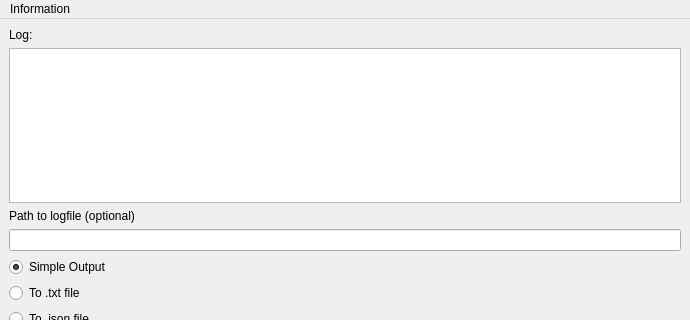
The window that akumapy.ui (PanickingLynx/LookupPy) describes before a commit, drawn with Qt 5; both pictures show x 0 to 690 and y 0 to 320 of the 690 by 584 pixel window.
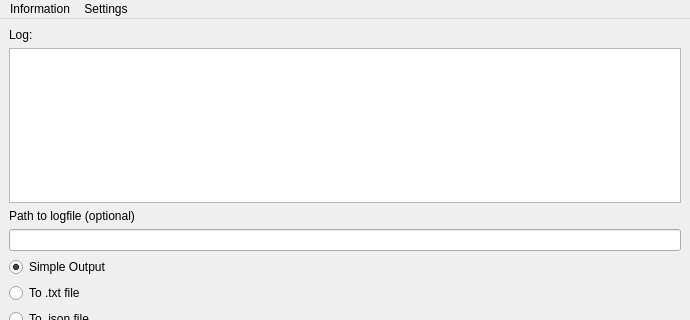
The same window after the commit.

Commit message: Added a new settings Tab (Non working yet)

Patch:
```diff
--- a/akumapy.ui
+++ b/akumapy.ui
@@ -150,7 +150,13 @@
     </property>
     <addaction name="creditsTrigger"/>
    </widget>
+   <widget class="QMenu" name="menuSettings">
+    <property name="title">
+     <string>Settings</string>
+    </property>
+   </widget>
    <addaction name="menuInformation"/>
+   <addaction name="menuSettings"/>
   </widget>
   <widget class="QStatusBar" name="statusbar"/>
   <action name="creditsTrigger">
```
